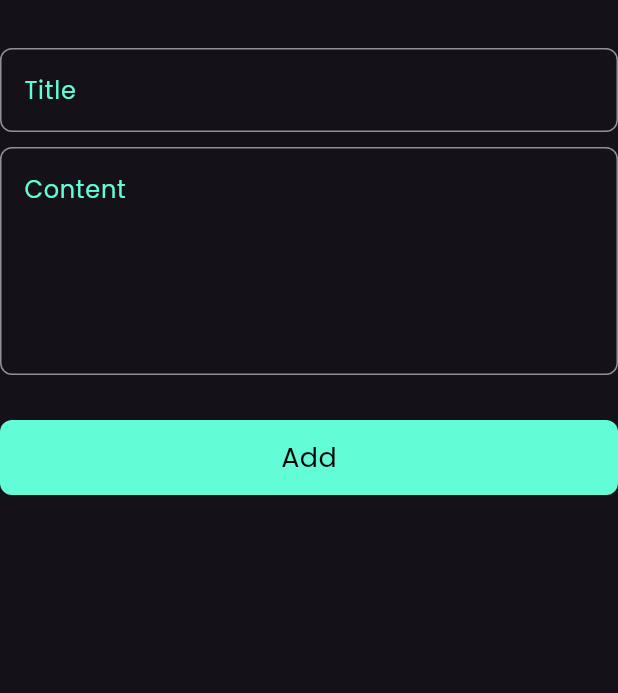
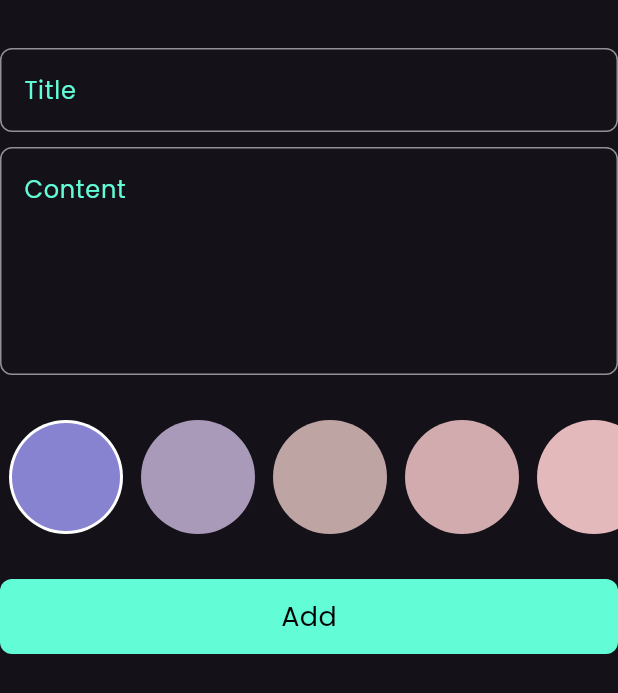
Before and after one commit to mohamed20778/note_app, a Flutter app: the AddNoteForm widget shown alone on an empty page, opened directly, on a phone screen of 412 x 824 dp. Shown: the top 693 px of the screen. Run offline on Flutter 3.47's test engine with Material 3 defaults, Android fonts, the phone set to English and light mode, and no system bars; our stand-ins replace bloc, flutter_bloc, hive, hive_flutter; accounts and stored records are empty.

Commit message:
color list and choose color for note item

```diff
--- a/lib/Widgets/add_noteform.dart
+++ b/lib/Widgets/add_noteform.dart
@@ -2,6 +2,7 @@ import 'package:flutter/material.dart';
 import 'package:flutter_bloc/flutter_bloc.dart';
 import 'package:intl/intl.dart';
 import 'package:my_note_app/Widgets/custom_button.dart';
+import 'package:my_note_app/Widgets/custom_list_color.dart';
 import 'package:my_note_app/Widgets/custom_text_field.dart';
 import 'package:my_note_app/cubits/add_note_cubit/add_note_cubit.dart';
 import 'package:my_note_app/cubits/fetchNotesCubit/cubit/notes_cubit_cubit.dart';
@@ -51,6 +52,10 @@ class _AddNoteFormState extends State<AddNoteForm> {
           SizedBox(
             height: 30,
           ),
+          const ColorlistView(),
+          SizedBox(
+            height: 30,
+          ),
           BlocBuilder<AddNoteCubit, AddNoteState>(
             builder: (context, state) {
               return CustomButton(
--- /dev/null
+++ b/lib/Widgets/color_item.dart
@@ -0,0 +1,27 @@
+import 'package:flutter/material.dart';
+
+class ColorItem extends StatelessWidget {
+  const ColorItem({super.key, required this.isActive, required this.noteColor});
+  final bool isActive;
+  final Color noteColor;
+
+  @override
+  Widget build(BuildContext context) {
+    return Padding(
+      padding: EdgeInsets.symmetric(horizontal: 6),
+      child: isActive
+          ? CircleAvatar(
+              backgroundColor: Colors.white,
+              radius: 38,
+              child: CircleAvatar(
+                radius: 36,
+                backgroundColor: noteColor,
+              ),
+            )
+          : CircleAvatar(
+              radius: 38,
+              backgroundColor: noteColor,
+            ),
+    );
+  }
+}
--- /dev/null
+++ b/lib/Widgets/custom_list_color.dart
@@ -0,0 +1,45 @@
+import 'package:flutter/material.dart';
+import 'package:flutter_bloc/flutter_bloc.dart';
+import 'package:my_note_app/Widgets/color_item.dart';
+import 'package:my_note_app/cubits/add_note_cubit/add_note_cubit.dart';
+
+class ColorlistView extends StatefulWidget {
+  const ColorlistView({super.key});
+
+  @override
+  State<ColorlistView> createState() => _ColorlistViewState();
+}
+
+class _ColorlistViewState extends State<ColorlistView> {
+  int currentIndex = 0;
+  List myColors = [
+    const Color(0xff8783D1),
+    const Color(0xffAA9ABA),
+    const Color(0xffBFA4A4),
+    const Color(0xffD1ABAD),
+    const Color(0xffE3B9BC)
+  ];
+  @override
+  Widget build(BuildContext context) {
+    return SizedBox(
+      height: 38 * 2,
+      child: ListView.builder(
+          itemCount: myColors.length,
+          scrollDirection: Axis.horizontal,
+          itemBuilder: (context, index) {
+            return GestureDetector(
+              onTap: () {
+                currentIndex = index;
+                BlocProvider.of<AddNoteCubit>(context).noteColor =
+                    myColors[index];
+                setState(() {});
+              },
+              child: ColorItem(
+                isActive: currentIndex == index,
+                noteColor: myColors[index],
+              ),
+            );
+          }),
+    );
+  }
+}
--- a/lib/cubits/add_note_cubit/add_note_cubit.dart
+++ b/lib/cubits/add_note_cubit/add_note_cubit.dart
@@ -1,4 +1,5 @@
 import 'package:bloc/bloc.dart';
+import 'package:flutter/material.dart';
 import 'package:hive_flutter/hive_flutter.dart';
 import 'package:meta/meta.dart';
 import 'package:my_note_app/constants.dart';
@@ -8,8 +9,9 @@ part 'add_note_state.dart';
 
 class AddNoteCubit extends Cubit<AddNoteState> {
   AddNoteCubit() : super(AddNoteInitial());
-
+  Color noteColor = const Color.fromARGB(255, 84, 4, 36);
   addNote(NoteModel note) {
+    note.color = noteColor.value;
     try {
       emit(AddNoteloading());
       var noteBox = Hive.box<NoteModel>(kNotesBox);
--- a/lib/models/note_model.dart
+++ b/lib/models/note_model.dart
@@ -11,7 +11,7 @@ class NoteModel extends HiveObject {
   @HiveField(2)
   final String date;
   @HiveField(3)
-  final int color;
+  int color;
 
   NoteModel({
     required this.title,
```
